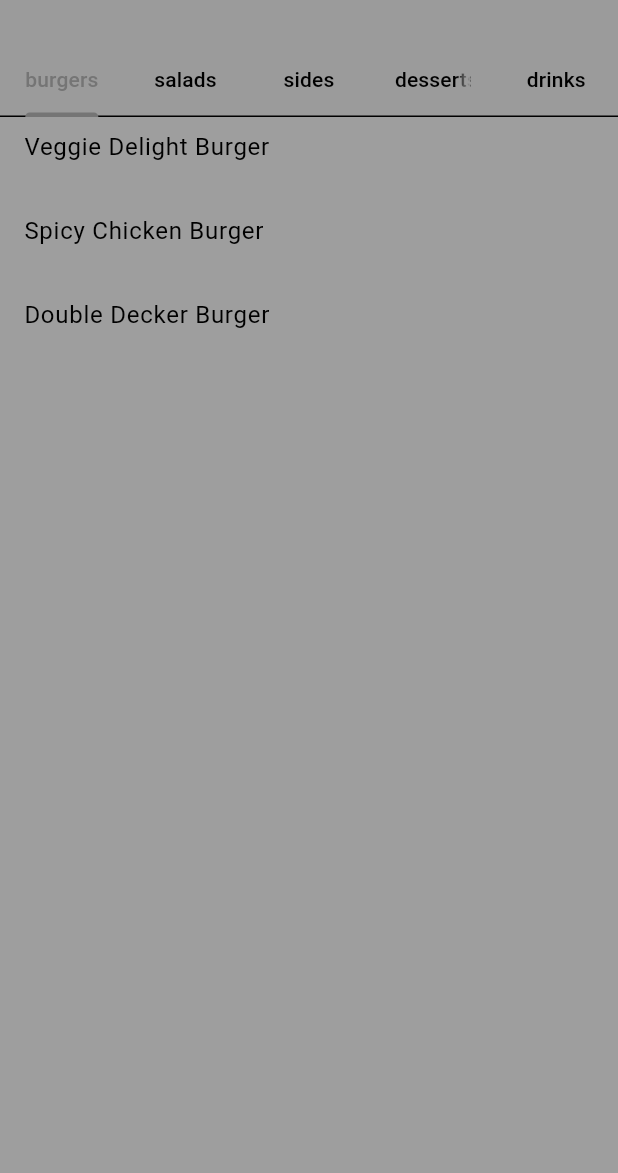
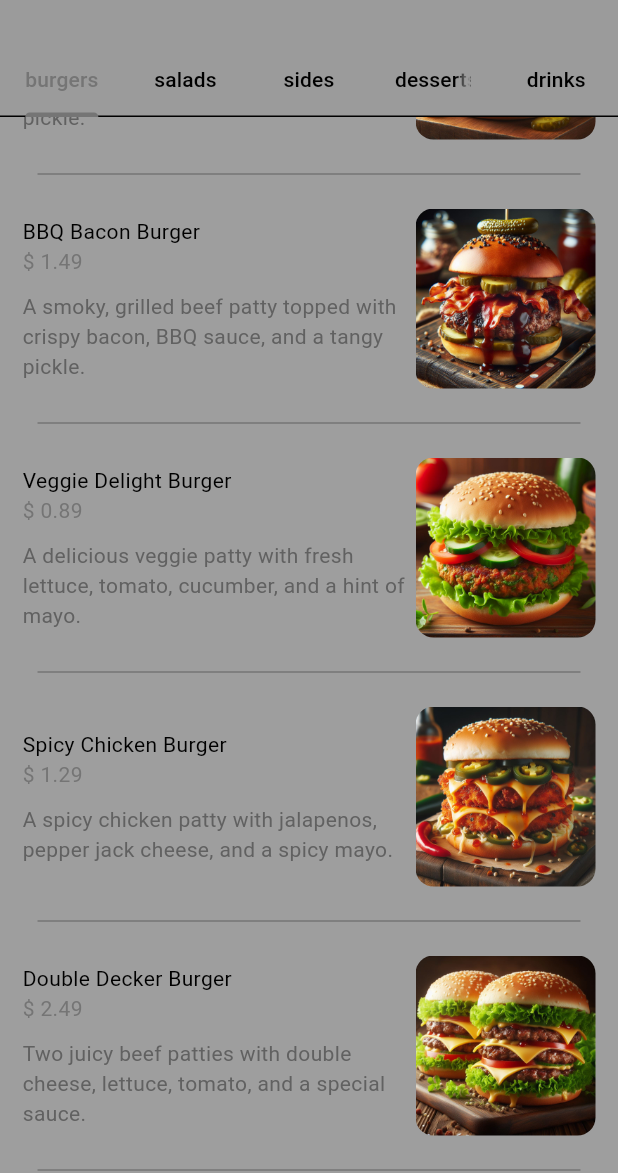
Before and after one commit to sifyacine/food-delivery-app, a Flutter app: the HomePage screen opened directly, scrolled down 340 dp, on a phone screen of 412 x 824 dp, the part 63-1236 px from its top. Run offline on Flutter 3.47's test engine with Material 3 defaults, Android fonts, the phone set to English and light mode, and no system bars.

Commit message:
changes
added food page to see details of the food the user want to get and put addons

```diff
--- /dev/null
+++ b/lib/components/my_food_tile.dart
@@ -0,0 +1,68 @@
+import 'package:flutter/material.dart';
+
+import '../model/food.dart';
+
+class FoodTile extends StatelessWidget {
+  const FoodTile({Key? key, required this.food, required this.onTab})
+      : super(key: key);
+
+  final Food food;
+  final Function()? onTab;
+
+  @override
+  Widget build(BuildContext context) {
+    return Column(
+      children: [
+        GestureDetector(
+          onTap: onTab,
+          child: Padding(
+            padding: const EdgeInsets.all(15.0),
+            child: Row(
+              children: [
+                /// text food details
+                Expanded(
+                  child: Column(
+                    crossAxisAlignment: CrossAxisAlignment.start,
+                    children: [
+                      Text(food.name),
+                      Text(
+                        "\$ ${food.price}",
+                        style: TextStyle(
+                            color: Theme.of(context).colorScheme.primary),
+                      ),
+                      const SizedBox(height: 10),
+                      Text(
+                        food.description,
+                        style: TextStyle(
+                          color: Theme.of(context).colorScheme.inversePrimary,
+                        ),
+                      ),
+                    ],
+                  ),
+                ),
+
+                /// food image
+                ClipRRect(
+                  borderRadius: BorderRadius.circular(12),
+                  child: Image(
+                    image: AssetImage(
+                      food.imagePath,
+                    ),
+                    height: 120,
+                  ),
+                ),
+              ],
+            ),
+          ),
+        ),
+
+        /// divider
+        Divider(
+          color: Theme.of(context).colorScheme.primary,
+          endIndent: 25,
+          indent: 25,
+        )
+      ],
+    );
+  }
+}
--- a/lib/model/restaurant.dart
+++ b/lib/model/restaurant.dart
@@ -9,7 +9,7 @@ class Restaurant extends ChangeNotifier{
       name: "Classic cheese burger",
       description:
           "a juicy beef party with melted cheddar, lettuce, tomato, and a hint of onion and pickle.",
-      imagePath: "image path",
+      imagePath: "images/burgers/Classic cheese burger.jpg",
       price: 0.99,
       category: FoodCategory.burgers,
       availableAddons: [
@@ -23,7 +23,7 @@ class Restaurant extends ChangeNotifier{
       name: "BBQ Bacon Burger",
       description:
       "A smoky, grilled beef patty topped with crispy bacon, BBQ sauce, and a tangy pickle.",
-      imagePath: "image path",
+      imagePath: "images/burgers/BBQ Bacon Burger.jpg",
       price: 1.49,
       category: FoodCategory.burgers,
       availableAddons: [
@@ -37,7 +37,7 @@ class Restaurant extends ChangeNotifier{
       name: "Veggie Delight Burger",
       description:
       "A delicious veggie patty with fresh lettuce, tomato, cucumber, and a hint of mayo.",
-      imagePath: "image path",
+      imagePath: "images/burgers/Veggie Delight Burger.jpg",
       price: 0.89,
       category: FoodCategory.burgers,
       availableAddons: [
@@ -51,7 +51,7 @@ class Restaurant extends ChangeNotifier{
       name: "Spicy Chicken Burger",
       description:
       "A spicy chicken patty with jalapenos, pepper jack cheese, and a spicy mayo.",
-      imagePath: "image path",
+      imagePath: "images/burgers/Spicy Chicken Burger.jpg",
       price: 1.29,
       category: FoodCategory.burgers,
       availableAddons: [
@@ -65,7 +65,7 @@ class Restaurant extends ChangeNotifier{
       name: "Double Decker Burger",
       description:
       "Two juicy beef patties with double cheese, lettuce, tomato, and a special sauce.",
-      imagePath: "image path",
+      imagePath: "images/burgers/Double Decker Burger.jpg",
       price: 2.49,
       category: FoodCategory.burgers,
       availableAddons: [
@@ -80,7 +80,7 @@ class Restaurant extends ChangeNotifier{
       name: "Classic Lemonade",
       description:
       "A refreshing blend of fresh lemons, sugar, and water.",
-      imagePath: "image path",
+      imagePath: "images/drinks/Classic Lemonade.jpg",
       price: 0.99,
       category: FoodCategory.drinks,
       availableAddons: [
@@ -94,7 +94,7 @@ class Restaurant extends ChangeNotifier{
       name: "Iced Coffee",
       description:
       "A chilled, brewed coffee served over ice. Perfect for a hot day.",
-      imagePath: "image path",
+      imagePath: "images/drinks/Iced Coffee.jpg",
       price: 1.49,
       category: FoodCategory.drinks,
       availableAddons: [
@@ -108,7 +108,7 @@ class Restaurant extends ChangeNotifier{
       name: "Green Tea",
       description:
       "A hot, soothing cup of green tea known for its health benefits.",
-      imagePath: "image path",
+      imagePath: "images/drinks/Green Tea.jpg",
       price: 0.89,
       category: FoodCategory.drinks,
       availableAddons: [
@@ -122,7 +122,7 @@ class Restaurant extends ChangeNotifier{
       name: "Strawberry Smoothie",
       description:
       "A creamy smoothie made with fresh strawberries and yogurt.",
-      imagePath: "image path",
+      imagePath: "images/drinks/Strawberry Smoothie.jpg",
       price: 1.29,
       category: FoodCategory.drinks,
       availableAddons: [
@@ -136,7 +136,7 @@ class Restaurant extends ChangeNotifier{
       name: "Hot Chocolate",
       description:
       "A warm, comforting cup of hot chocolate made with rich cocoa.",
-      imagePath: "image path",
+      imagePath: "images/drinks/Hot Chocolate.jpg",
       price: 1.49,
       category: FoodCategory.drinks,
       availableAddons: [
@@ -151,7 +151,7 @@ class Restaurant extends ChangeNotifier{
       name: "Caesar Salad",
       description:
       "Crisp romaine lettuce tossed with creamy Caesar dressing, croutons, and Parmesan cheese.",
-      imagePath: "image path",
+      imagePath: "images/salades/Caesar Salad.jpg",
       price: 1.99,
       category: FoodCategory.salads,
       availableAddons: [
@@ -165,7 +165,7 @@ class Restaurant extends ChangeNotifier{
       name: "Greek Salad",
       description:
       "A mix of fresh cucumbers, tomatoes, Kalamata olives, and feta cheese with a light vinaigrette.",
-      imagePath: "image path",
+      imagePath: "images/salades/Greek Salad.jpg",
       price: 2.49,
       category: FoodCategory.salads,
       availableAddons: [
@@ -179,7 +179,7 @@ class Restaurant extends ChangeNotifier{
       name: "Cobb Salad",
       description:
       "A hearty salad with grilled chicken, bacon, hard-boiled eggs, tomatoes, and blue cheese crumbles.",
-      imagePath: "image path",
+      imagePath: "images/salades/Cobb Salad.jpg",
       price: 2.99,
       category: FoodCategory.salads,
       availableAddons: [
@@ -193,7 +193,7 @@ class Restaurant extends ChangeNotifier{
       name: "Spinach Salad",
       description:
       "Fresh spinach leaves with strawberries, goat cheese, and a sweet poppy seed dressing.",
-      imagePath: "image path",
+      imagePath: "images/salades/Spinach Salad.jpg",
       price: 2.29,
       category: FoodCategory.salads,
       availableAddons: [
@@ -207,7 +207,7 @@ class Restaurant extends ChangeNotifier{
       name: "Asian Chicken Salad",
       description:
       "Grilled chicken, mandarin oranges, and crunchy chow mein noodles on a bed of mixed greens with a sesame ginger dressing.",
-      imagePath: "image path",
+      imagePath: "images/salades/Asian Chicken Salad.jpg",
       price: 2.79,
       category: FoodCategory.salads,
       availableAddons: [
@@ -222,7 +222,7 @@ class Restaurant extends ChangeNotifier{
       name: "French Fries",
       description:
       "Crispy golden fries, lightly salted and served hot.",
-      imagePath: "image path",
+      imagePath: "images/sides/french fries.jpg",
       price: 0.99,
       category: FoodCategory.sides,
       availableAddons: [
@@ -236,7 +236,7 @@ class Restaurant extends ChangeNotifier{
       name: "Coleslaw",
       description:
       "A tangy mix of shredded cabbage and carrots in a creamy dressing.",
-      imagePath: "image path",
+      imagePath: "images/sides/Coleslaw.jpg",
       price: 0.89,
       category: FoodCategory.sides,
       availableAddons: [
@@ -250,7 +250,7 @@ class Restaurant extends ChangeNotifier{
       name: "Garlic Bread",
       description:
       "Warm, toasted bread spread with garlic butter and sprinkled with parsley.",
-      imagePath: "image path",
+      imagePath: "images/sides/Garlic Bread.jpg",
       price: 1.29,
       category: FoodCategory.sides,
       availableAddons: [
@@ -264,7 +264,7 @@ class Restaurant extends ChangeNotifier{
       name: "Onion Rings",
       description:
       "Crispy, golden onion rings served with a tangy dipping sauce.",
-      imagePath: "image path",
+      imagePath: "images/sides/Onion Rings.jpg",
       price: 1.49,
       category: FoodCategory.sides,
       availableAddons: [
@@ -278,7 +278,7 @@ class Restaurant extends ChangeNotifier{
       name: "Sweet Potato Fries",
       description:
       "Sweet and crispy sweet potato fries served with a honey mustard dip.",
-      imagePath: "image path",
+      imagePath: "images/sides/Sweet Potato Fries.jpg",
       price: 1.99,
       category: FoodCategory.sides,
       availableAddons: [
@@ -293,7 +293,7 @@ class Restaurant extends ChangeNotifier{
       name: "Chocolate Lava Cake",
       description:
       "A rich chocolate cake with a gooey chocolate center, served warm.",
-      imagePath: "image path",
+      imagePath: "images/desserts/Chocolate Lava Cake.jpg",
       price: 2.99,
       category: FoodCategory.desserts,
       availableAddons: [
@@ -307,7 +307,7 @@ class Restaurant extends ChangeNotifier{
       name: "Apple Pie",
       description:
       "A classic apple pie with a flaky crust and sweet apple filling, served with a scoop of vanilla ice cream.",
-      imagePath: "image path",
+      imagePath: "images/desserts/Apple Pie.jpg",
       price: 2.49,
       category: FoodCategory.desserts,
       availableAddons: [
@@ -321,7 +321,7 @@ class Restaurant extends ChangeNotifier{
       name: "Cheesecake",
       description:
       "A creamy, rich cheesecake with a graham cracker crust and a hint of lemon.",
-      imagePath: "image path",
+      imagePath: "images/desserts/Cheesecake.jpg",
       price: 2.79,
       category: FoodCategory.desserts,
       availableAddons: [
@@ -335,7 +335,7 @@ class Restaurant extends ChangeNotifier{
       name: "Tiramisu",
       description:
       "A classic Italian dessert with layers of espresso-soaked ladyfingers and creamy mascarpone cheese, dusted with cocoa powder.",
-      imagePath: "image path",
+      imagePath: "images/desserts/Tiramisu.jpg",
       price: 3.29,
       category: FoodCategory.desserts,
       availableAddons: [
@@ -349,7 +349,7 @@ class Restaurant extends ChangeNotifier{
       name: "Brownie Sundae",
       description:
       "A warm, fudgy brownie topped with vanilla ice cream, hot fudge, and a cherry on top.",
-      imagePath: "image path",
+      imagePath: "images/desserts/Brownie Sundae.jpg",
       price: 2.99,
       category: FoodCategory.desserts,
       availableAddons: [
--- /dev/null
+++ b/lib/pages/food_page.dart
@@ -0,0 +1,55 @@
+import 'package:flutter/material.dart';
+
+import '../model/food.dart';
+
+class FoodPage extends StatefulWidget {
+  const FoodPage({Key? key, required this.food}) : super(key: key);
+
+  final Food food;
+
+  @override
+  State<FoodPage> createState() => _FoodPageState();
+}
+
+class _FoodPageState extends State<FoodPage> {
+  @override
+  Widget build(BuildContext context) {
+    return Scaffold(
+      body: SingleChildScrollView(
+        child: Column(
+          children: [
+            /// food image
+            Image.asset(widget.food.imagePath),
+
+            /// food name
+            Text(widget.food.name),
+
+            /// food description
+            Text(widget.food.description),
+
+            /// addons
+            ListView.builder(
+              shrinkWrap: true,
+              physics: const NeverScrollableScrollPhysics(),
+              itemCount: widget.food.availableAddons.length,
+              itemBuilder: (context, index) {
+                /// get individual addons
+                Addons addons = widget.food.availableAddons[index];
+
+                /// return check box UI
+                return CheckboxListTile(
+                      title: Text(addons.name),
+                      subtitle: Text(addons.price.toString()),
+                      value: false,
+                      onChanged: (value) {},
+                    );
+              },
+            ),
+
+            /// button => add to cart
+          ],
+        ),
+      ),
+    );
+  }
+}
--- a/lib/pages/home_page.dart
+++ b/lib/pages/home_page.dart
@@ -2,9 +2,11 @@ import 'package:flutter/material.dart';
 import 'package:fooddeliveryapp/components/my_current_location.dart';
 import 'package:fooddeliveryapp/components/my_description_box.dart';
 import 'package:fooddeliveryapp/components/my_drawer.dart';
+import 'package:fooddeliveryapp/components/my_food_tile.dart';
 import 'package:fooddeliveryapp/components/my_sliver-app_bar.dart';
 import 'package:fooddeliveryapp/model/food.dart';
 import 'package:fooddeliveryapp/model/restaurant.dart';
+import 'package:fooddeliveryapp/pages/food_page.dart';
 import 'package:provider/provider.dart';
 
 import '../components/my_tab_bar.dart';
@@ -47,8 +49,13 @@ class _HomePageState extends State<HomePage>
 
       return ListView.builder(
         itemBuilder: (context, index) {
-          return ListTile(
-            title: Text(categoryMenu[index].name),
+          /// get individual food
+          final food = categoryMenu[index];
+
+          /// return food tile
+          return FoodTile(
+            food: food,
+            onTab: () => Navigator.push(context, MaterialPageRoute(builder: (context) => FoodPage(food: food))),
           );
         },
         itemCount: categoryMenu.length,
@@ -56,7 +63,6 @@ class _HomePageState extends State<HomePage>
       );
     }).toList();
   }
-
 
   @override
   Widget build(BuildContext context) {
@@ -87,13 +93,12 @@ class _HomePageState extends State<HomePage>
                   ),
                 ),
               ],
-        body: Consumer<Restaurant> (
+          body: Consumer<Restaurant>(
             builder: (context, restaurant, child) => TabBarView(
               controller: _tabController,
               children: getFoodInThisCategory(restaurant.menu),
             ),
-        )
-      ),
+          )),
     );
   }
 }
```
Also changed, not shown: pubspec.yaml (+25 -5 lines). Lines whose indentation alone changed are shown as unchanged.
